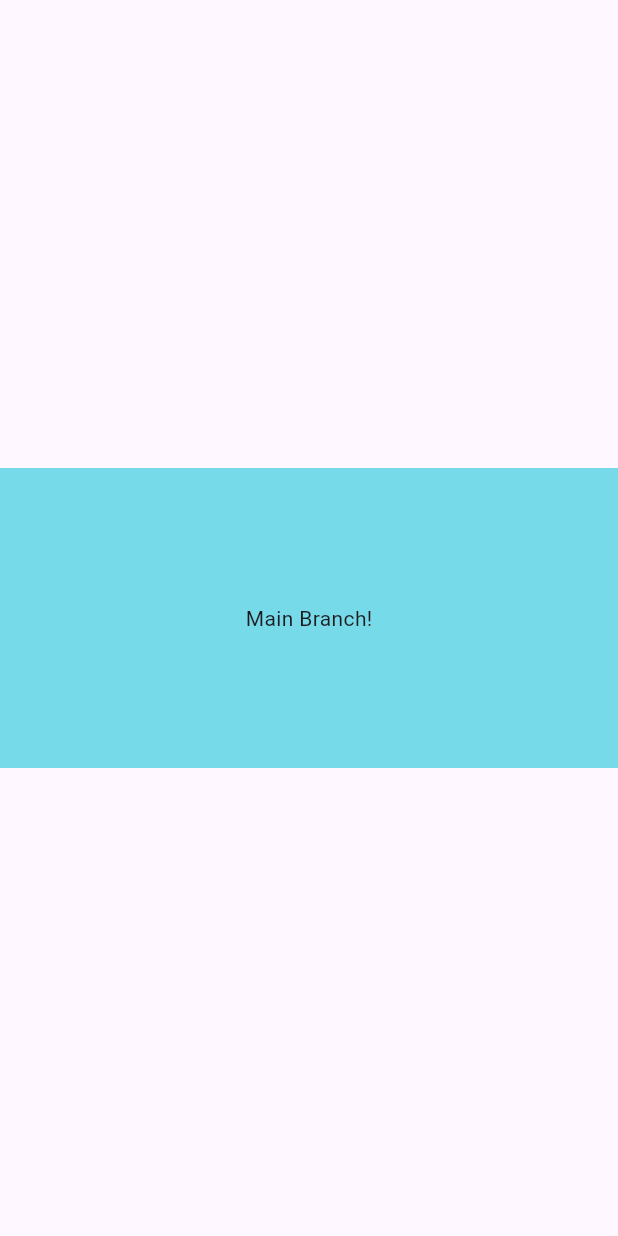
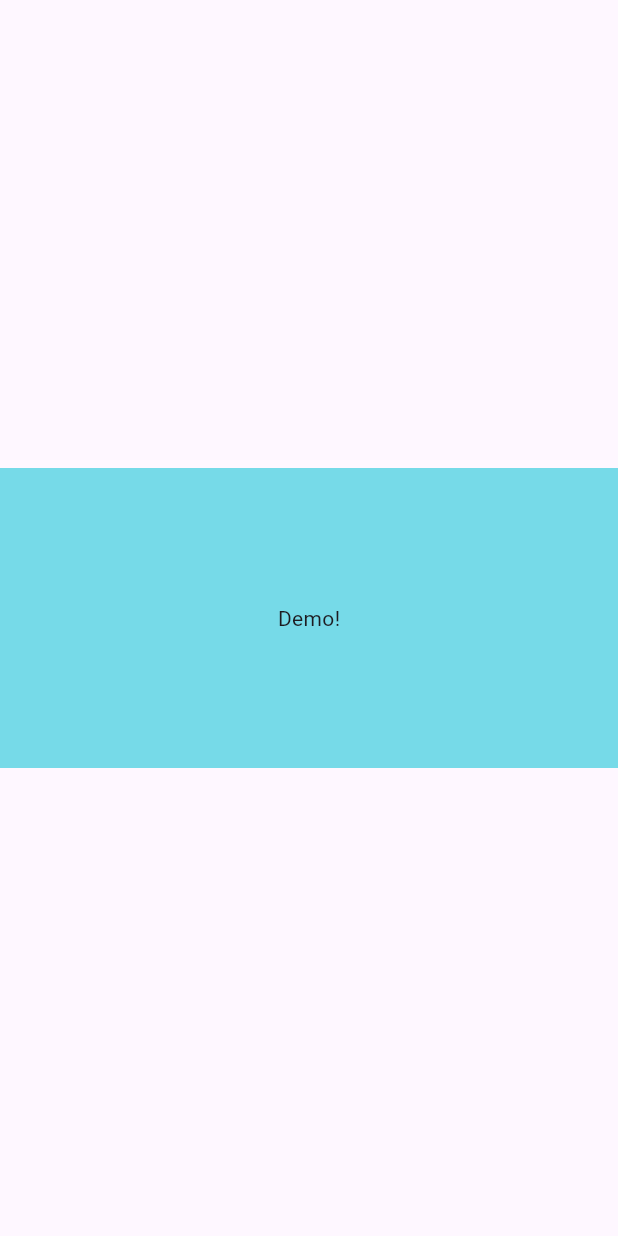
Before and after one commit to Sewjith/MedicalAppProject, a Flutter app: the screen it shows after launch, on a phone screen of 412 x 824 dp. Run offline on Flutter 3.47's test engine with Material 3 defaults, Android fonts, the phone set to English and light mode, and no system bars.

Commit message:
Commiting to the main

```diff
--- a/lib/main.dart
+++ b/lib/main.dart
@@ -16,7 +16,7 @@ class MyApp extends StatelessWidget {
           child: Container(
             height: 200,
             color: const Color.fromARGB(255, 118, 218, 232),
-            child: Center(child: Text("Main Branch!"),),
+            child: Center(child: Text("Demo!"),),
           ),
         ),
       ),
```
